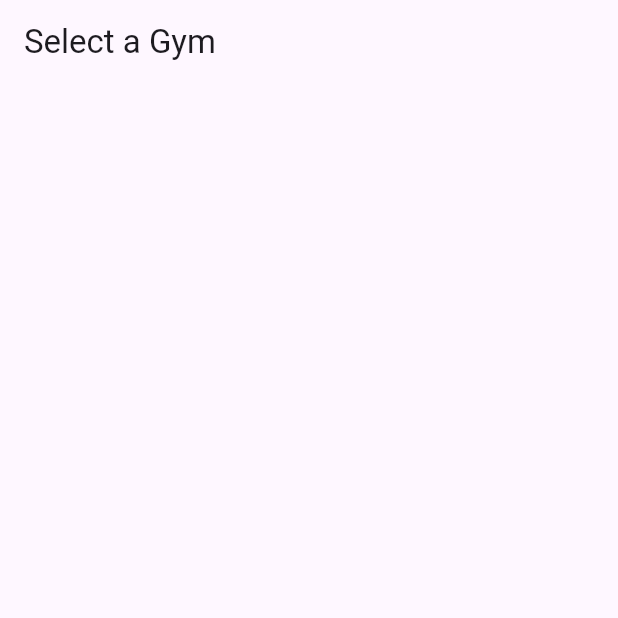
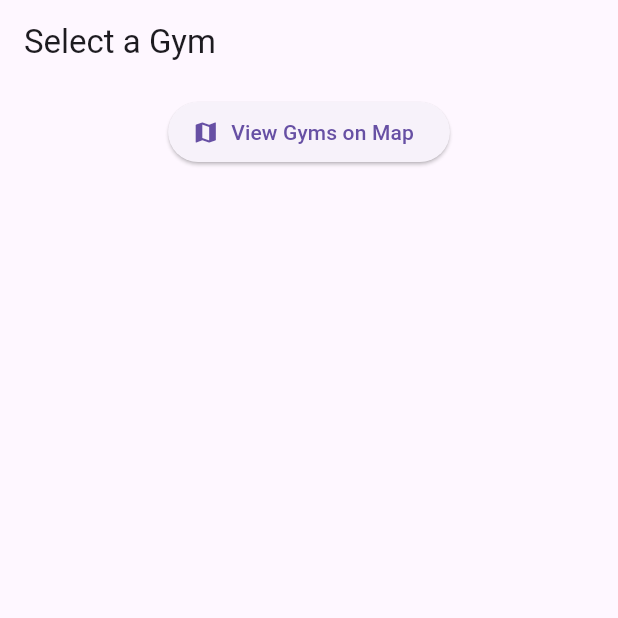
Before and after one commit to JensonSmith01/trainer_finder, a Flutter app: the GymSelectionScreen screen opened directly, on a phone screen of 412 x 824 dp, the top half of it. Run offline on Flutter 3.47's test engine with Material 3 defaults, Android fonts, the phone set to English and light mode, and no system bars; our stand-ins replace cloud_firestore, firebase_auth, firebase_core, google_maps_flutter; accounts and stored records are empty.

Commit message:
added map

```diff
--- a/lib/gym_selection_screen.dart
+++ b/lib/gym_selection_screen.dart
@@ -1,6 +1,7 @@
 import 'package:cloud_firestore/cloud_firestore.dart';
 import 'package:flutter/material.dart';
 import 'trainer_list_screen.dart';
+import 'map_screen.dart'; // ← Add this import
 
 class GymSelectionScreen extends StatelessWidget {
   const GymSelectionScreen({super.key});
@@ -11,7 +12,23 @@ class GymSelectionScreen extends StatelessWidget {
 
     return Scaffold(
       appBar: AppBar(title: const Text('Select a Gym')),
-      body: StreamBuilder<QuerySnapshot>(
+      body: Column(
+        children: [
+          Padding(
+            padding: const EdgeInsets.all(8.0),
+            child: ElevatedButton.icon(
+              icon: const Icon(Icons.map),
+              label: const Text('View Gyms on Map'),
+              onPressed: () {
+                Navigator.push(
+                  context,
+                  MaterialPageRoute(builder: (_) => const MapScreen()),
+                );
+              },
+            ),
+          ),
+          Expanded(
+            child: StreamBuilder<QuerySnapshot>(
               stream: gymsRef.snapshots(),
               builder: (context, snapshot) {
                 if (snapshot.hasError) {
@@ -35,7 +52,10 @@ class GymSelectionScreen extends StatelessWidget {
                         Navigator.push(
                           context,
                           MaterialPageRoute(
-                      builder: (_) => TrainerListScreen(gymDocId: gym.id, gymName: gymName),
+                            builder: (_) => TrainerListScreen(
+                              gymDocId: gym.id,
+                              gymName: gymName,
+                            ),
                           ),
                         );
                       },
@@ -44,6 +64,9 @@ class GymSelectionScreen extends StatelessWidget {
                 );
               },
             ),
+          ),
+        ],
+      ),
     );
   }
 }
--- a/pubspec.yaml
+++ b/pubspec.yaml
@@ -37,6 +37,7 @@ dependencies:
   firebase_core: ^3.13.0
   firebase_auth: ^5.5.3
   cloud_firestore: ^5.6.8
+  google_maps_flutter: ^2.12.2
 
 dev_dependencies:
   flutter_test:
```
Also changed, not shown: lib/map_screen.dart (added, +71 -0 lines), pubspec.lock, 1 other file. Lines whose indentation alone changed are shown as unchanged.
